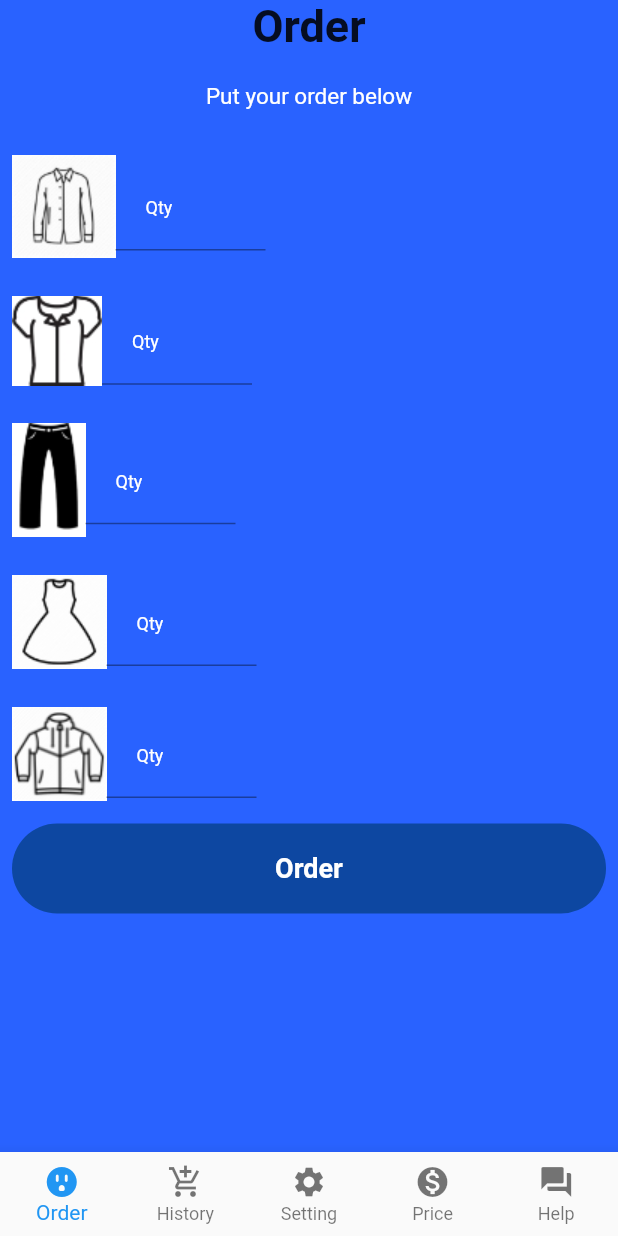
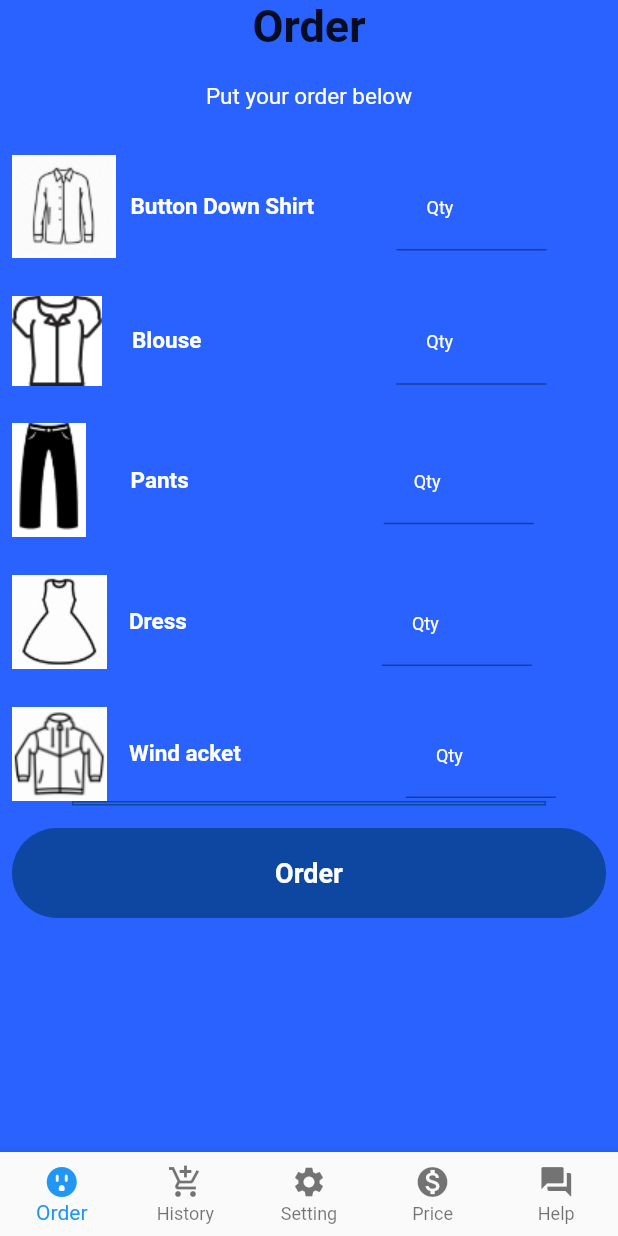
Before and after one commit to fauzipradipta/ProfessionalLaundry, a Flutter app: the Mainpage screen opened directly, on a phone screen of 412 x 824 dp. Run offline on Flutter 3.47's test engine with Material 2 defaults, Android fonts, the phone set to English and light mode, and no system bars; our stand-ins replace firebase_auth, firebase_core; accounts and stored records are empty.

Commit message:
update BodyMainPage and add models files

```diff
--- a/lib/Screens/Bodymainpage.dart
+++ b/lib/Screens/Bodymainpage.dart
@@ -1,6 +1,8 @@
 import 'package:flutter/material.dart';
 import 'package:flutter/widgets.dart';
 import 'package:flutter/cupertino.dart';
+import 'package:pl/Screens/History.dart';
+//import 'package:pl/models/Clothes_model.dart';
 
 class  BodyMainPage extends StatelessWidget {
 
@@ -47,108 +49,19 @@ class  BodyMainPage extends StatelessWidget {
                 child: Row(
                   children: [
                     Image.asset('assets/images/buttonDownShirt.jpg'),
-                    SizedBox(
-                      width: 100,
-                      child: TextField(
-                        style: TextStyle(color: Colors.black),
-                        decoration: InputDecoration(
-                          hintText: "Qty",
-                          hintStyle: TextStyle(
-                            fontSize: 12,
-                            color: Colors.white,
+                    Padding(
+                      padding:  EdgeInsets.only(left:10),
+                      child: Text('Button Down Shirt',
+                            style: TextStyle(
+                              fontWeight:FontWeight.w600,
+                              color: Colors.white,
+                              fontSize: 15
+                            )
                           ),
-                          contentPadding: EdgeInsets.symmetric(
-                            horizontal: 20,
-                            vertical: 20,
-                          ),
-                        ),
-                      ),
-                    )
-                  ],
-                ),
-              ),
-              Padding(
-                 padding: EdgeInsets.only(top: 25),
-                child: Row(
-                  children: [
-                    Image.asset('assets/images/blouse.jpg'),
-                    SizedBox(
-                      width: 100,
-                      child: TextField(
-                        style: TextStyle(color: Colors.black),
-                        decoration: InputDecoration(
-                          hintText: "Qty",
-                          hintStyle: TextStyle(
-                            fontSize: 12,
-                            color: Colors.white,
-                          ),
-                          contentPadding: EdgeInsets.symmetric(
-                            horizontal: 20,
-                            vertical: 20,
-                          ),
-                        ),
-                      ),
-                    )
-                  ],
-                ),
-              ),
-              Padding(
-                 padding: EdgeInsets.only(top: 25),
-                child: Row(
-                  children: [
-                    Image.asset('assets/images/pants.jpg'),
-                    SizedBox(
-                      width: 100,
-                      child: TextField(
-                        style: TextStyle(color: Colors.black),
-                        decoration: InputDecoration(
-                          hintText: "Qty",
-                          hintStyle: TextStyle(
-                            fontSize: 12,
-                            color: Colors.white,
-                          ),
-                          contentPadding: EdgeInsets.symmetric(
-                            horizontal: 20,
-                            vertical: 20,
-                          ),
-                        ),
-                      ),
-                    )
-                  ],
-                ),
-              ),
-              Padding(
-                 padding: EdgeInsets.only(top: 25),
-                child: Row(
-                  children: [
-                    Image.asset('assets/images/dress.jpg'),
-                    SizedBox(
-                      width: 100,
-                      child: TextField(
-                        style: TextStyle(color: Colors.black),
-                        decoration: InputDecoration(
-                          hintText: "Qty",
-                          hintStyle: TextStyle(
-                            fontSize: 12,
-                            color: Colors.white,
-                          ),
-                          contentPadding: EdgeInsets.symmetric(
-                            horizontal: 20,
-                            vertical: 20,
-                          ),
-                        ),
-                      ),
-                    )
-                  ],
-                ),
-              ),
-              Padding(
-               // padding: const EdgeInsets.symmetric(horizontal: 10),
-                padding: EdgeInsets.only(top: 25),
-                child: Row(
-                  children: [
-                    Image.asset('assets/images/windjacket.jpg'),
-                    SizedBox(
+                    ),
+                    Padding(
+                      padding: EdgeInsets.only(left:55),
+                      child: SizedBox(
                         width: 100,
                         child: TextField(
                           style: TextStyle(color: Colors.black),
@@ -165,29 +78,184 @@ class  BodyMainPage extends StatelessWidget {
                           ),
                         ),
                       ),
+                    )
+                  ],
+
+                ),
+              ),
+              Padding(
+                 padding: EdgeInsets.only(top: 25),
+                child: Row(
+                  children: [
+                    Image.asset('assets/images/blouse.jpg'),
+                    Padding(
+                      padding: const EdgeInsets.only(left: 20),
+                      child: Text('Blouse',
+                             style: TextStyle(
+                              fontWeight:FontWeight.w600,
+                              color: Colors.white,
+                              fontSize: 15
+                             )
+                          ),
+                    ),
+                    Padding(
+                      padding:  EdgeInsets.only(left: 130),
+                      child: SizedBox(
+                        width: 100,
+                        child: TextField(
+                          style: TextStyle(color: Colors.black),
+                          decoration: InputDecoration(
+                            hintText: "Qty",
+                            hintStyle: TextStyle(
+                              fontSize: 12,
+                              color: Colors.white,
+                            ),
+                            contentPadding: EdgeInsets.symmetric(
+                              horizontal: 20,
+                              vertical: 20,
+                            ),
+                          ),
+                        ),
+                      ),
+                    )
                   ],
                 ),
               ),
-              // Padding(
-              //     padding: EdgeInsets.symmetric(horizontal: 40),
-              //     child: Container(
-              //       padding: EdgeInsets.only(top: 1, left: 3),
-              //       decoration: BoxDecoration(
-              //           border: Border(
-              //             bottom: BorderSide(color: Colors.blue[900]),
-              //             top: BorderSide(color: Colors.blue[900]),
-              //             right: BorderSide(color: Colors.blue[900]),
-              //             left: BorderSide(color: Colors.blue[900]),
-              //           )),
-              //     ),
-              // ),
+              Padding(
+                 padding: EdgeInsets.only(top: 25),
+                child: Row(
+                  children: [
+                    Image.asset('assets/images/pants.jpg'),
+                     Padding(
+                       padding: EdgeInsets.only(left:30),
+                       child: Text('Pants',
+                              style: TextStyle(
+                                fontWeight:FontWeight.w600,
+                                color: Colors.white,
+                                fontSize: 15
+                              )
+                            ),
+                     ),
+                    Padding(
+                      padding:  EdgeInsets.only(left: 130),
+                      child: SizedBox(
+                        width: 100,
+                        child: TextField(
+                          style: TextStyle(color: Colors.black),
+                          decoration: InputDecoration(
+                            hintText: "Qty",
+                            hintStyle: TextStyle(
+                              fontSize: 12,
+                              color: Colors.white,
+                            ),
+                            contentPadding: EdgeInsets.symmetric(
+                              horizontal: 20,
+                              vertical: 20,
+                            ),
+                          ),
+                        ),
+                      ),
+                    )
+                  ],
+                ),
+              ),
+              Padding(
+                 padding: EdgeInsets.only(top: 25),
+                child: Row(
+                  children: [
+                    Image.asset('assets/images/dress.jpg'),
+                     Padding(
+                       padding: EdgeInsets.only(left:15),
+                       child: Text('Dress',
+                              style: TextStyle(
+                                fontWeight:FontWeight.w600,
+                                color: Colors.white,
+                                fontSize: 15
+                              )
+                            ),
+                     ),
+                    Padding(
+                      padding: EdgeInsets.only(left: 130),
+                      child: SizedBox(
+                        width: 100,
+                        child: TextField(
+                          style: TextStyle(color: Colors.black),
+                          decoration: InputDecoration(
+                            hintText: "Qty",
+                            hintStyle: TextStyle(
+                              fontSize: 12,
+                              color: Colors.white,
+                            ),
+                            contentPadding: EdgeInsets.symmetric(
+                              horizontal: 20,
+                              vertical: 20,
+                            ),
+                          ),
+                        ),
+                      ),
+                    )
+                  ],
+                ),
+              ),
+              Padding(
+               // padding: const EdgeInsets.symmetric(horizontal: 10),
+                padding: EdgeInsets.only(top: 25),
+                child: Row(
+                  children: [
+                    Image.asset('assets/images/windjacket.jpg'),
+                     Padding(
+                       padding: EdgeInsets.only(left: 15),
+                       child: Text('Wind acket',
+                              style: TextStyle(
+                                fontWeight:FontWeight.w600,
+                                color: Colors.white,
+                                fontSize: 15
+                              )
+                            ),
+                     ),
+                    Padding(
+                      padding:  EdgeInsets.only(left:110),
+                      child: SizedBox(
+                          width: 100,
+                          child: TextField(
+                            style: TextStyle(color: Colors.black),
+                            decoration: InputDecoration(
+                              hintText: "Qty",
+                              hintStyle: TextStyle(
+                                fontSize: 12,
+                                color: Colors.white,
+                              ),
+                              contentPadding: EdgeInsets.symmetric(
+                                horizontal: 20,
+                                vertical: 20,
+                              ),
+                            ),
+                          ),
+                        ),
+                    ),
+                  ],
+                ),
+              ),
+              Padding(
+                  padding: EdgeInsets.symmetric(horizontal: 40),
+                  child: Container(
+                    padding: EdgeInsets.only(top: 1, left: 3),
+                    decoration: BoxDecoration(
+                        border: Border(
+                          bottom: BorderSide(color: Colors.blue[900]),
+                          top: BorderSide(color: Colors.blue[900]),
+                          right: BorderSide(color: Colors.blue[900]),
+                          left: BorderSide(color: Colors.blue[900]),
+                        )),
+                  ),
+              ),
               Padding(
                 padding: EdgeInsets.only(top:15),
                     //Order Button
                     child: MaterialButton(
                       minWidth: double.infinity,
                       height: 60,
-                      onPressed: () {},
+                      onPressed: () {Navigator.of(context).pushReplacement(MaterialPageRoute(builder: (context) => HistoryPage()));},
                       color: Colors.blue[900],
                       elevation: 0,
                       shape: RoundedRectangleBorder(
--- a/lib/Screens/History.dart
+++ b/lib/Screens/History.dart
@@ -12,18 +12,9 @@ class _HistoryPageState extends State<HistoryPage> {
     return Scaffold(
       resizeToAvoidBottomInset: false,
       backgroundColor:Colors.blueAccent[700] ,
-      appBar: AppBar(
-        brightness: Brightness.light,
-        backgroundColor: Colors.blueAccent[700],
-        leading: IconButton(
-          onPressed: (){
-            Navigator.pop(context);
-          },
-          icon: Icon(Icons.arrow_back_ios, size:20, color:Colors.white,),
 
-        ),
-        title:Text("History"),
-      ),
+
+
     );
   }
 }
--- /dev/null
+++ b/lib/models/Clothes_model.dart
@@ -0,0 +1,44 @@
+class Clothes{
+  String imageUrl;
+  String name;
+  int price;
+
+  Clothes({
+    this.imageUrl,
+    this.name,
+    this.price,
+
+  });
+}
+
+final List<Clothes> clothes = [
+  Clothes(
+    imageUrl: 'assets/images/buttonDownShirt.jpg',
+    name: 'Button Down Shirt',
+    price: 3,
+  ),
+
+  Clothes(
+    imageUrl :'assets/images/blouse.jpg',
+    name: 'Blouse',
+    price: 5,
+  ),
+
+  Clothes(
+    imageUrl:'assets/images/pants.jpg',
+    name: 'Pants',
+    price: 6,
+  ),
+
+  Clothes(
+    imageUrl: 'assets/images/dress.jpg',
+    name: 'dress',
+    price: 9
+  ),
+
+  Clothes(
+    imageUrl:'assets/images/windjacket.jpg',
+    name: 'Wind Jacket',
+    price: 6
+  ),
+];
```
